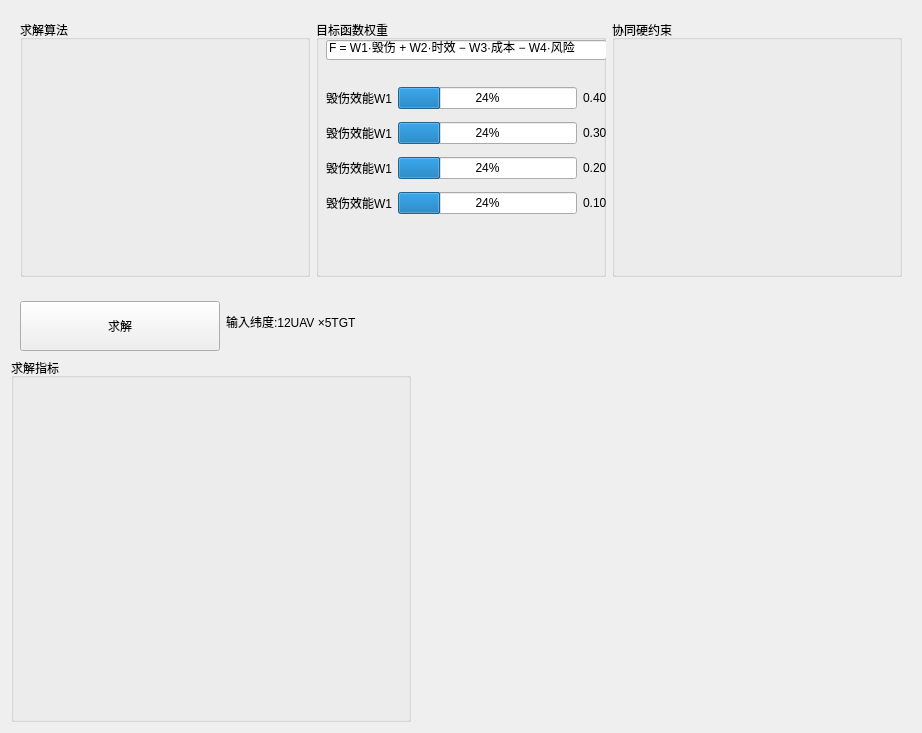
First picture: the form in source/TaskAllocationPanel.ui, repository jackstraw1112/Dronesoft, before the edit.
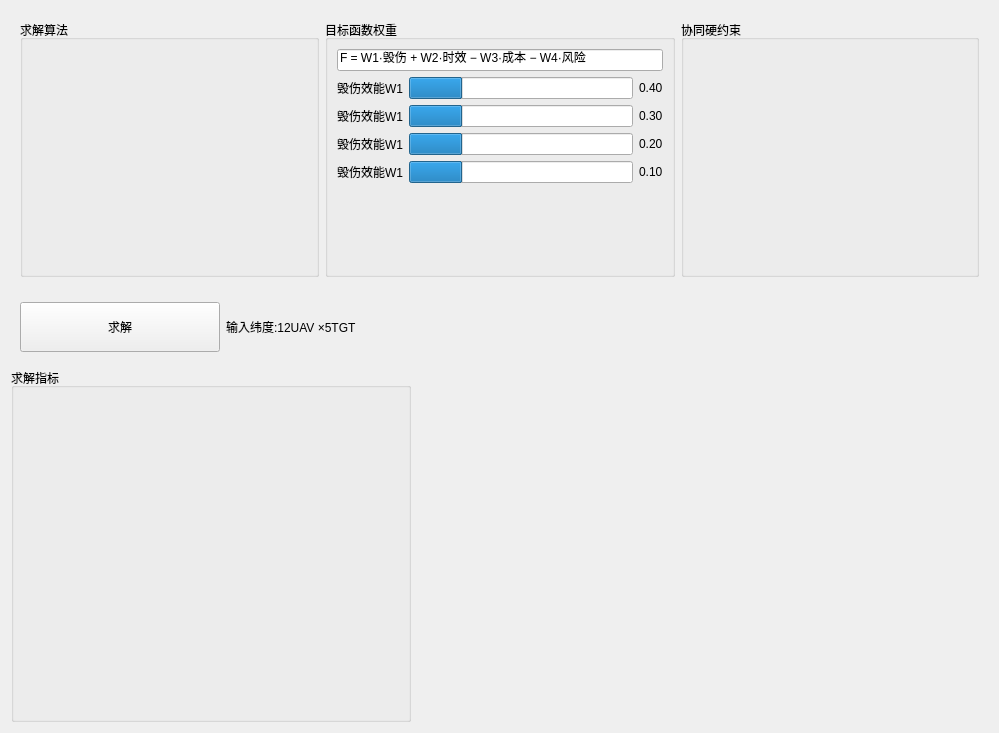
Second picture: the form after the edit.

The edit to the form file:
```diff
--- a/source/TaskAllocationPanel.ui
+++ b/source/TaskAllocationPanel.ui
@@ -6,7 +6,7 @@
    <rect>
     <x>0</x>
     <y>0</y>
-    <width>922</width>
+    <width>999</width>
     <height>733</height>
    </rect>
   </property>
@@ -19,7 +19,7 @@
      <property name="maximumSize">
       <size>
        <width>16777215</width>
-       <height>60</height>
+       <height>70</height>
       </size>
      </property>
      <layout class="QHBoxLayout" name="horizontalLayout">
@@ -103,37 +103,30 @@
       </item>
       <item>
        <widget class="QGroupBox" name="groupBox_2">
+        <property name="minimumSize">
+         <size>
+          <width>350</width>
+          <height>0</height>
+         </size>
+        </property>
         <property name="maximumSize">
          <size>
-          <width>16777215</width>
-          <height>270</height>
+          <width>350</width>
+          <height>16777215</height>
          </size>
         </property>
         <property name="title">
          <string>目标函数权重</string>
         </property>
+        <layout class="QVBoxLayout" name="verticalLayout">
+         <item>
         <widget class="QLineEdit" name="lineEdit">
-         <property name="geometry">
-          <rect>
-           <x>10</x>
-           <y>20</y>
-           <width>281</width>
-           <height>20</height>
-          </rect>
-         </property>
          <property name="text">
           <string>F = W1·毁伤 + W2·时效 − W3·成本 − W4·风险</string>
          </property>
         </widget>
-        <widget class="QWidget" name="layoutWidget">
-         <property name="geometry">
-          <rect>
-           <x>10</x>
-           <y>60</y>
-           <width>281</width>
-           <height>141</height>
-          </rect>
-         </property>
+         </item>
+         <item>
          <layout class="QGridLayout" name="gridLayout_2">
           <item row="0" column="0">
            <widget class="QLabel" name="label_2">
@@ -147,6 +140,12 @@
             <property name="value">
              <number>24</number>
             </property>
+             <property name="textVisible">
+              <bool>false</bool>
+             </property>
+             <property name="format">
+              <string/>
+             </property>
            </widget>
           </item>
           <item row="1" column="0">
@@ -161,6 +160,12 @@
             <property name="value">
              <number>24</number>
             </property>
+             <property name="textVisible">
+              <bool>false</bool>
+             </property>
+             <property name="format">
+              <string/>
+             </property>
            </widget>
           </item>
           <item row="1" column="1">
@@ -168,6 +173,12 @@
             <property name="value">
              <number>24</number>
             </property>
+             <property name="textVisible">
+              <bool>false</bool>
+             </property>
+             <property name="format">
+              <string/>
+             </property>
            </widget>
           </item>
           <item row="3" column="0">
@@ -189,6 +200,12 @@
             <property name="value">
              <number>24</number>
             </property>
+             <property name="textVisible">
+              <bool>false</bool>
+             </property>
+             <property name="format">
+              <string/>
+             </property>
            </widget>
           </item>
           <item row="0" column="2">
@@ -220,7 +237,21 @@
            </widget>
           </item>
          </layout>
-        </widget>
+         </item>
+         <item>
+          <spacer name="verticalSpacer">
+           <property name="orientation">
+            <enum>Qt::Vertical</enum>
+           </property>
+           <property name="sizeHint" stdset="0">
+            <size>
+             <width>20</width>
+             <height>40</height>
+            </size>
+           </property>
+          </spacer>
+         </item>
+        </layout>
        </widget>
       </item>
       <item>
```
Lines whose indentation alone changed are shown as unchanged.
